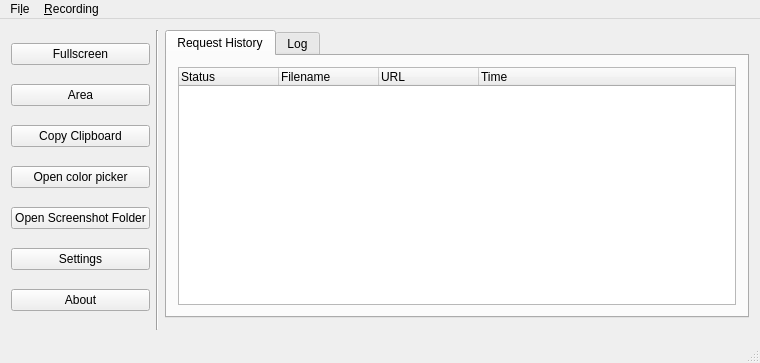
This is src/mainwindow.ui in Gurkengewuerz/KShare as Qt 5 draws it before an edit. The edited form follows.
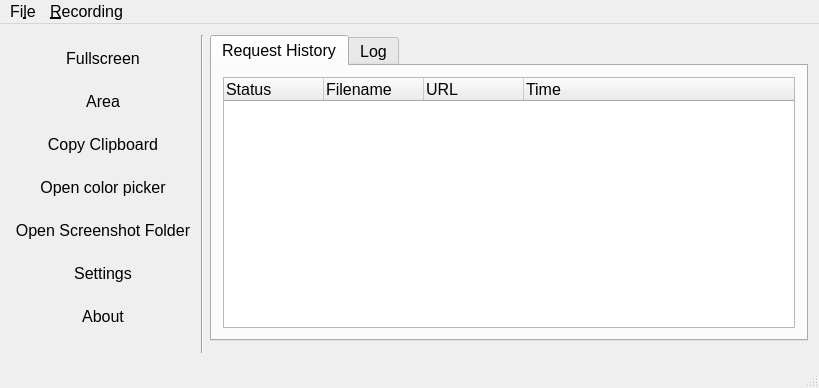
This is the edited form. Icons and pictures are not drawn.

Diff of the .ui file:
```diff
--- a/src/mainwindow.ui
+++ b/src/mainwindow.ui
@@ -6,10 +6,15 @@
    <rect>
     <x>0</x>
     <y>0</y>
-    <width>760</width>
-    <height>363</height>
+    <width>819</width>
+    <height>388</height>
    </rect>
   </property>
+  <property name="font">
+   <font>
+    <pointsize>12</pointsize>
+   </font>
+  </property>
   <property name="windowTitle">
    <string notr="true">KShare</string>
   </property>
@@ -39,6 +44,9 @@
         <property name="text">
          <string>Copy Clipboard</string>
         </property>
+        <property name="flat">
+         <bool>true</bool>
+        </property>
        </widget>
       </item>
       <item row="6" column="0">
@@ -46,6 +54,9 @@
         <property name="text">
          <string>Settings</string>
         </property>
+        <property name="flat">
+         <bool>true</bool>
+        </property>
        </widget>
       </item>
       <item row="1" column="0">
@@ -53,6 +64,9 @@
         <property name="text">
          <string>Area</string>
         </property>
+        <property name="flat">
+         <bool>true</bool>
+        </property>
        </widget>
       </item>
       <item row="4" column="0">
@@ -60,6 +74,9 @@
         <property name="text">
          <string>Open color picker</string>
         </property>
+        <property name="flat">
+         <bool>true</bool>
+        </property>
        </widget>
       </item>
       <item row="7" column="0">
@@ -67,6 +84,15 @@
         <property name="text">
          <string>About</string>
         </property>
+        <property name="autoDefault">
+         <bool>false</bool>
+        </property>
+        <property name="default">
+         <bool>false</bool>
+        </property>
+        <property name="flat">
+         <bool>true</bool>
+        </property>
        </widget>
       </item>
       <item row="0" column="0">
@@ -74,6 +100,9 @@
         <property name="text">
          <string>Fullscreen</string>
         </property>
+        <property name="flat">
+         <bool>true</bool>
+        </property>
        </widget>
       </item>
       <item row="5" column="0">
@@ -81,6 +110,9 @@
         <property name="text">
          <string>Open Screenshot Folder</string>
         </property>
+        <property name="flat">
+         <bool>true</bool>
+        </property>
        </widget>
       </item>
      </layout>
@@ -97,6 +129,9 @@
        <layout class="QGridLayout" name="gridLayout_5">
         <item row="0" column="0">
          <widget class="QTreeWidget" name="treeWidget">
+          <property name="indentation">
+           <number>0</number>
+          </property>
           <property name="rootIsDecorated">
            <bool>true</bool>
           </property>
@@ -160,8 +195,8 @@
     <rect>
      <x>0</x>
      <y>0</y>
-     <width>760</width>
-     <height>23</height>
+     <width>819</width>
+     <height>29</height>
     </rect>
    </property>
    <widget class="QMenu" name="menuFile">
```
